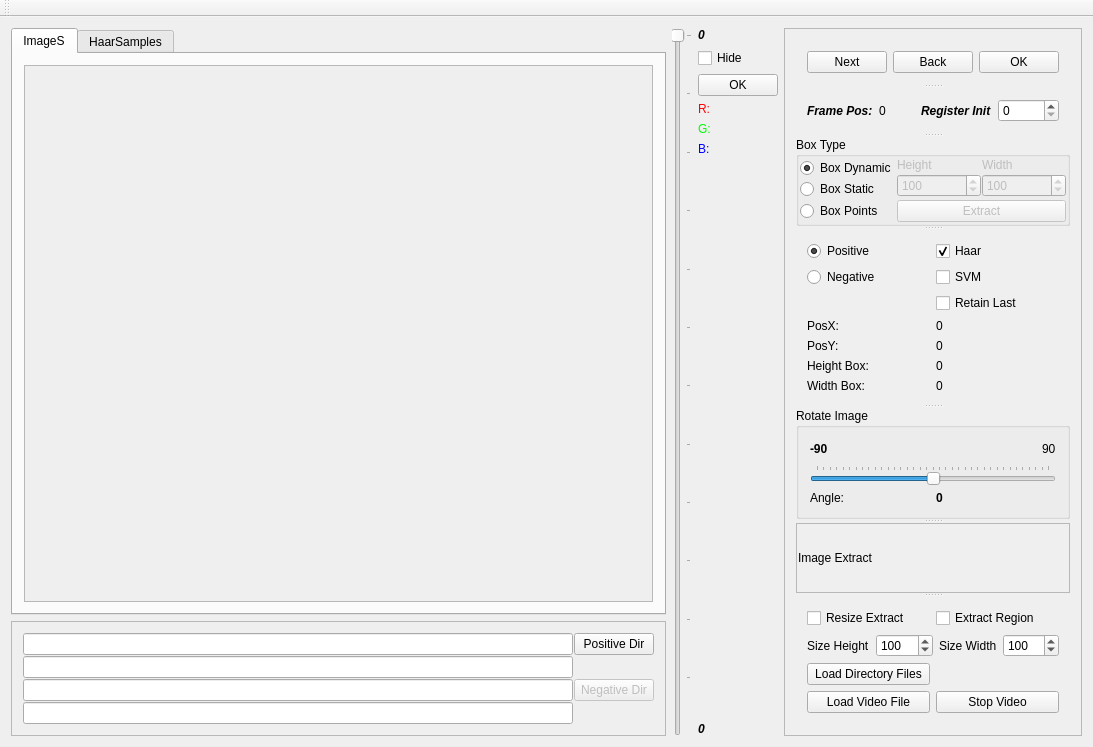
Old version of the form mainwindow.ui in the repository animecomico/gui-training-opencv.
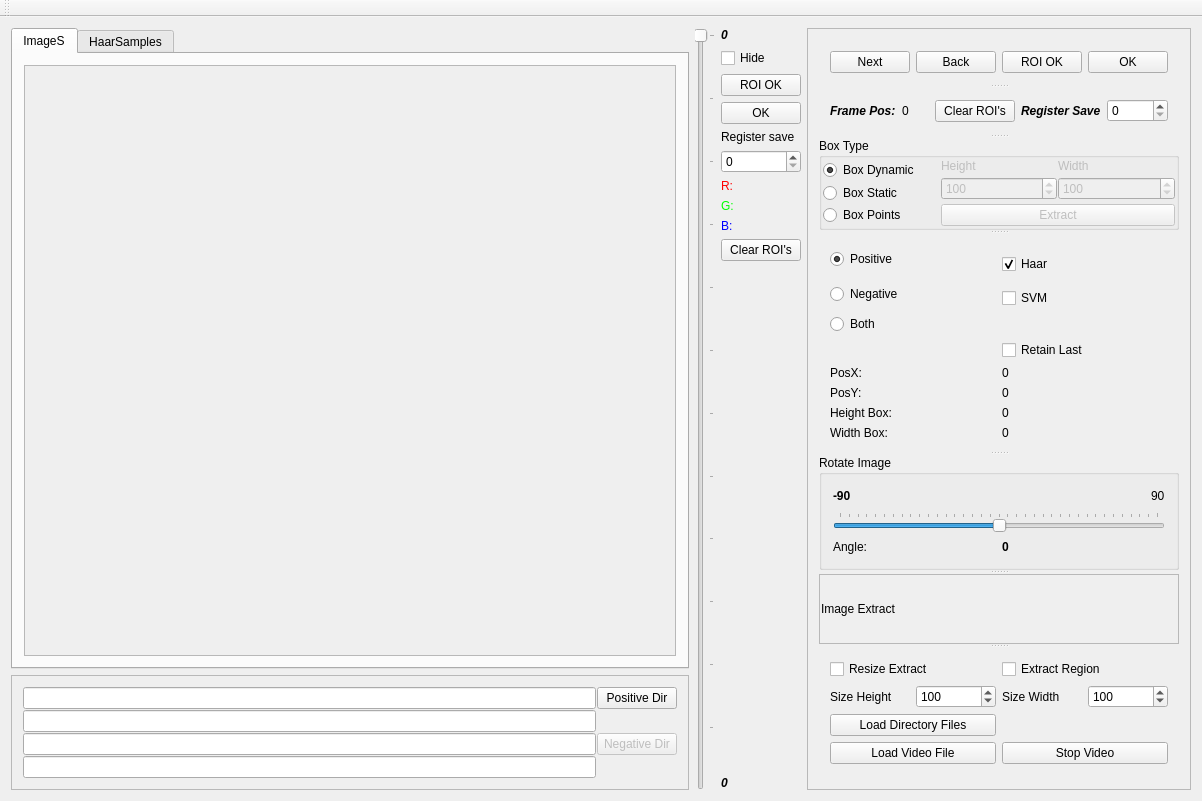
New version of the form.

Commit message: -Se realizan ajustes sobre la interfaz: 1. Se añade botones ROI y Clear Rois's con el objetivo de añadir a la lista de ROIS una roi actual y para borrar la lista de ROIS. 2. Se añade radioboton para cuando se esta en modo HAAR para la extraccion de la imagen negativa a partir de las secciones positivas, dejando las secciones positivas oscuras y tomar como negativa la imagen de donde se extrajeron las positivas. 3. Se ajusta el contador de registro

Diff of the .ui file:
```diff
--- a/mainwindow.ui
+++ b/mainwindow.ui
@@ -6,8 +6,8 @@
    <rect>
     <x>0</x>
     <y>0</y>
-    <width>1093</width>
-    <height>737</height>
+    <width>1202</width>
+    <height>801</height>
    </rect>
   </property>
   <property name="windowTitle">
@@ -43,10 +43,17 @@
               <rect>
                <x>0</x>
                <y>0</y>
-               <width>619</width>
-               <height>501</height>
+               <width>613</width>
+               <height>551</height>
               </rect>
              </property>
+             <property name="sizePolicy">
+              <sizepolicy hsizetype="MinimumExpanding" vsizetype="MinimumExpanding">
+               <horstretch>0</horstretch>
+               <verstretch>0</verstretch>
+              </sizepolicy>
+             </property>
+             <layout class="QHBoxLayout" name="horizontalLayout_25"/>
             </widget>
            </widget>
           </item>
@@ -495,6 +502,19 @@
           </property>
          </widget>
         </item>
+        <item>
+         <widget class="QPushButton" name="pushButtonROIOK2">
+          <property name="sizePolicy">
+           <sizepolicy hsizetype="Fixed" vsizetype="Fixed">
+            <horstretch>0</horstretch>
+            <verstretch>0</verstretch>
+           </sizepolicy>
+          </property>
+          <property name="text">
+           <string>ROI OK</string>
+          </property>
+         </widget>
+        </item>
         <item>
          <widget class="QPushButton" name="pushButtonOK2">
           <property name="sizePolicy">
@@ -508,6 +528,20 @@
           </property>
          </widget>
         </item>
+        <item>
+         <widget class="QLabel" name="labelRegSave2">
+          <property name="text">
+           <string>Register save</string>
+          </property>
+         </widget>
+        </item>
+        <item>
+         <widget class="QSpinBox" name="spinBoxINFOTXT2">
+          <property name="maximum">
+           <number>65535</number>
+          </property>
+         </widget>
+        </item>
         <item>
          <widget class="QLabel" name="label_R">
           <property name="styleSheet">
@@ -538,6 +572,19 @@
           </property>
          </widget>
         </item>
+        <item>
+         <widget class="QPushButton" name="pushButtonClearRois">
+          <property name="sizePolicy">
+           <sizepolicy hsizetype="Fixed" vsizetype="Fixed">
+            <horstretch>0</horstretch>
+            <verstretch>0</verstretch>
+           </sizepolicy>
+          </property>
+          <property name="text">
+           <string>Clear ROI's</string>
+          </property>
+         </widget>
+        </item>
         <item>
          <spacer name="verticalSpacer">
           <property name="orientation">
@@ -602,6 +649,13 @@
              </property>
             </widget>
            </item>
+           <item>
+            <widget class="QPushButton" name="pushButtonROIOK">
+             <property name="text">
+              <string>ROI OK</string>
+             </property>
+            </widget>
+           </item>
            <item>
             <widget class="QPushButton" name="pushButtonOK">
              <property name="text">
@@ -634,6 +688,13 @@
              </property>
             </widget>
            </item>
+           <item>
+            <widget class="QPushButton" name="pushButton">
+             <property name="text">
+              <string>Clear ROI's</string>
+             </property>
+            </widget>
+           </item>
            <item>
             <widget class="QLabel" name="label_5">
              <property name="font">
@@ -647,7 +708,7 @@
               <string>&lt;html&gt;&lt;head/&gt;&lt;body&gt;&lt;p align=&quot;center&quot;&gt;Registro desde el cual se empezara a numerar los frames en el archivo .txt que contiene la informacion de la posicion del frame positivo y negativo&lt;/p&gt;&lt;/body&gt;&lt;/html&gt;</string>
              </property>
              <property name="text">
-              <string>Register Init</string>
+              <string>Register Save</string>
              </property>
             </widget>
            </item>
@@ -770,50 +831,31 @@
          </widget>
          <widget class="QWidget" name="layoutWidget">
           <layout class="QGridLayout" name="gridLayout">
-           <item row="6" column="0">
-            <widget class="QLabel" name="label_6">
+           <item row="7" column="1">
+            <widget class="QLabel" name="labelPosYi">
              <property name="text">
-              <string>PosY:</string>
+              <string>0</string>
              </property>
             </widget>
            </item>
-           <item row="7" column="0">
+           <item row="8" column="0">
             <widget class="QLabel" name="label_3">
              <property name="text">
               <string>Height Box:</string>
              </property>
             </widget>
            </item>
-           <item row="1" column="1">
-            <widget class="QCheckBox" name="checkBoxHaar">
+           <item row="7" column="0">
+            <widget class="QLabel" name="label_6">
              <property name="text">
-              <string>Haar</string>
+              <string>PosY:</string>
              </property>
-             <property name="checked">
-              <bool>true</bool>
-             </property>
             </widget>
            </item>
-           <item row="0" column="0" rowspan="2" colspan="2">
-            <widget class="QRadioButton" name="radioButtonPositive">
-             <property name="sizePolicy">
-              <sizepolicy hsizetype="Fixed" vsizetype="Fixed">
-               <horstretch>0</horstretch>
-               <verstretch>0</verstretch>
-              </sizepolicy>
-             </property>
+           <item row="6" column="1">
+            <widget class="QLabel" name="labelPosXi">
              <property name="text">
-              <string>Positive</string>
-             </property>
-             <property name="checked">
-              <bool>true</bool>
-             </property>
-            </widget>
-           </item>
-           <item row="3" column="1">
-            <widget class="QCheckBox" name="checkBoxSVM">
-             <property name="text">
-              <string>SVM</string>
+              <string>0</string>
              </property>
             </widget>
            </item>
@@ -830,55 +872,87 @@
              </property>
             </widget>
            </item>
-           <item row="6" column="1">
-            <widget class="QLabel" name="labelPosYi">
+           <item row="8" column="1">
+            <widget class="QLabel" name="labelHeightBox">
              <property name="text">
               <string>0</string>
              </property>
             </widget>
            </item>
            <item row="5" column="1">
-            <widget class="QLabel" name="labelPosXi">
-             <property name="text">
-              <string>0</string>
-             </property>
-            </widget>
-           </item>
-           <item row="4" column="1">
             <widget class="QCheckBox" name="checkBoxRetainLast">
              <property name="text">
               <string>Retain Last</string>
              </property>
             </widget>
            </item>
-           <item row="5" column="0">
+           <item row="6" column="0">
             <widget class="QLabel" name="label_1">
+             <property name="sizePolicy">
+              <sizepolicy hsizetype="Preferred" vsizetype="Preferred">
+               <horstretch>0</horstretch>
+               <verstretch>0</verstretch>
+              </sizepolicy>
+             </property>
              <property name="text">
               <string>PosX:</string>
              </property>
             </widget>
            </item>
-           <item row="8" column="0">
+           <item row="0" column="0" rowspan="2" colspan="2">
+            <widget class="QRadioButton" name="radioButtonPositive">
+             <property name="sizePolicy">
+              <sizepolicy hsizetype="Fixed" vsizetype="Fixed">
+               <horstretch>0</horstretch>
+               <verstretch>0</verstretch>
+              </sizepolicy>
+             </property>
+             <property name="text">
+              <string>Positive</string>
+             </property>
+             <property name="checked">
+              <bool>true</bool>
+             </property>
+            </widget>
+           </item>
+           <item row="3" column="1">
+            <widget class="QCheckBox" name="checkBoxSVM">
+             <property name="text">
+              <string>SVM</string>
+             </property>
+            </widget>
+           </item>
+           <item row="9" column="0">
             <widget class="QLabel" name="label_4">
              <property name="text">
               <string>Width Box: </string>
              </property>
             </widget>
            </item>
-           <item row="7" column="1">
-            <widget class="QLabel" name="labelHeightBox">
+           <item row="1" column="1">
+            <widget class="QCheckBox" name="checkBoxHaar">
              <property name="text">
-              <string>0</string>
+              <string>Haar</string>
+             </property>
+             <property name="checked">
+              <bool>true</bool>
              </property>
             </widget>
            </item>
-           <item row="8" column="1">
+           <item row="9" column="1">
             <widget class="QLabel" name="labelWidthBox">
              <property name="text">
               <string>0</string>
              </property>
             </widget>
            </item>
+           <item row="4" column="0">
+            <widget class="QRadioButton" name="radioButtonBoth">
+             <property name="text">
+              <string>Both</string>
+             </property>
+            </widget>
+           </item>
           </layout>
          </widget>
          <widget class="QGroupBox" name="groupBox_2">
@@ -993,7 +1067,7 @@
             <rect>
              <x>0</x>
              <y>0</y>
-             <width>267</width>
+             <width>374</width>
              <height>76</height>
             </rect>
            </property>
@@ -1015,6 +1089,12 @@
             </property>
             <item>
              <widget class="QLabel" name="labelImageExtract">
+              <property name="sizePolicy">
+               <sizepolicy hsizetype="Minimum" vsizetype="Minimum">
+                <horstretch>0</horstretch>
+                <verstretch>0</verstretch>
+               </sizepolicy>
+              </property>
               <property name="text">
                <string>Image Extract</string>
               </property>
@@ -1139,8 +1219,8 @@
     <rect>
      <x>0</x>
      <y>0</y>
-     <width>1093</width>
-     <height>21</height>
+     <width>1202</width>
+     <height>25</height>
     </rect>
    </property>
   </widget>
```
Left out of the diff: 32 changed lines with no effect on the pictures. The commit also changes 2 other files.
